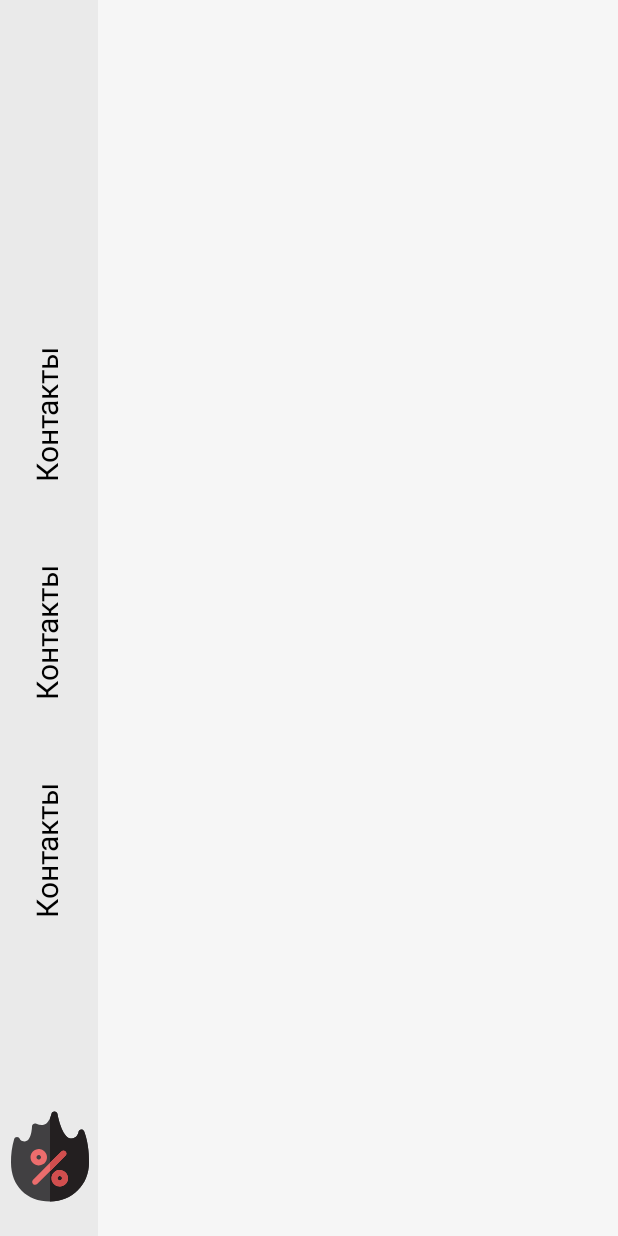
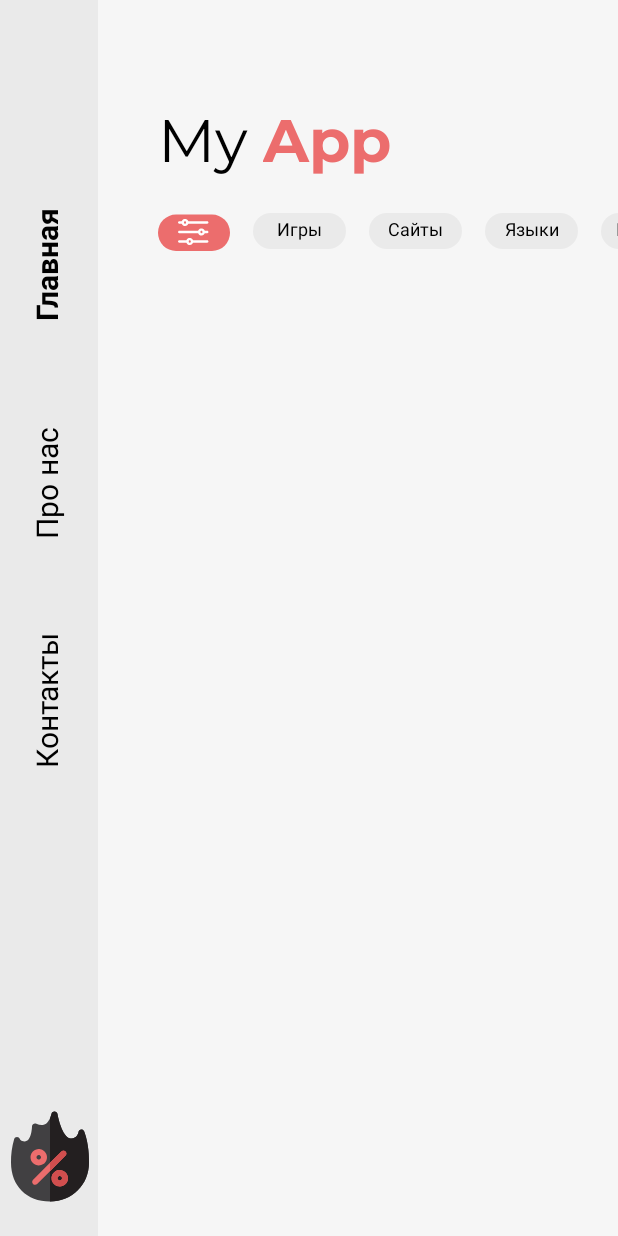
Before and after one commit to byterID/FirstAndroidStudioProject, an Android app: the screen it shows after launch (MainActivity), on a phone screen of 412 x 824 dp. Run offline under Robolectric (Android 15) with nearby library versions, the phone set to English and light mode, and no system bars.

Commit message:
List Done

```diff
--- a/app/src/main/java/com/example/goldproduction/MainActivity.java
+++ b/app/src/main/java/com/example/goldproduction/MainActivity.java
@@ -1,14 +1,46 @@
 package com.example.goldproduction;
 
 import androidx.appcompat.app.AppCompatActivity;
+import androidx.recyclerview.widget.LinearLayoutManager;
+import androidx.recyclerview.widget.RecyclerView;
 
 import android.os.Bundle;
 
+import com.example.goldproduction.adapter.CategoryAdapter;
+import com.example.goldproduction.model.Category;
+
+import java.util.ArrayList;
+import java.util.List;
+
 public class MainActivity extends AppCompatActivity {
+
+    RecyclerView categoryRecycler;
+    CategoryAdapter categoryAdapter;
 
     @Override
     protected void onCreate(Bundle savedInstanceState) {
         super.onCreate(savedInstanceState);
         setContentView(R.layout.activity_main);
+
+        List<Category> categoryList = new ArrayList<>();
+        categoryList.add(new Category(1, "Игры"));
+        categoryList.add(new Category(2, "Сайты"));
+        categoryList.add(new Category(3, "Языки"));
+        categoryList.add(new Category(4, "Прочее"));
+
+        setCategoryRecycler(categoryList);
     }
+
+    private void setCategoryRecycler(List<Category> categoryList) {
+
+        RecyclerView.LayoutManager layoutManager = new LinearLayoutManager(this, RecyclerView.HORIZONTAL, false);
+
+        categoryRecycler = findViewById(R.id.categoryRecycler);
+        categoryRecycler.setLayoutManager(layoutManager);
+
+        categoryAdapter = new CategoryAdapter(this, categoryList);
+        categoryRecycler.setAdapter(categoryAdapter);
+    }
+
+
 }
--- /dev/null
+++ b/app/src/main/java/com/example/goldproduction/adapter/CategoryAdapter.java
@@ -0,0 +1,55 @@
+package com.example.goldproduction.adapter;
+
+import android.content.Context;
+import android.text.Layout;
+import android.view.LayoutInflater;
+import android.view.View;
+import android.view.ViewGroup;
+import android.widget.TextView;
+
+import androidx.annotation.NonNull;
+import androidx.recyclerview.widget.RecyclerView;
+
+import com.example.goldproduction.R;
+import com.example.goldproduction.model.Category;
+
+import java.util.List;
+
+public class CategoryAdapter extends RecyclerView.Adapter<CategoryAdapter.CategoryViewHolder>{
+
+    Context context;
+    List<Category> categories;
+
+    public CategoryAdapter(Context context, List<Category> categories) {
+        this.context = context;
+        this.categories = categories;
+    }
+
+    @NonNull
+    @Override
+    public CategoryViewHolder onCreateViewHolder(@NonNull ViewGroup parent, int viewType) {
+        View categoryItems = LayoutInflater.from(context).inflate(R.layout.category_item, parent, false);
+        return new CategoryViewHolder(categoryItems);
+    }
+
+    @Override
+    public void onBindViewHolder(@NonNull CategoryViewHolder holder, int position) {
+        holder.categoryTitle.setText(categories.get(position).getTitle());
+    }
+
+    @Override
+    public int getItemCount() {
+        return categories.size();
+    }
+
+    public static final class CategoryViewHolder extends RecyclerView.ViewHolder{
+
+        TextView categoryTitle;
+
+        public CategoryViewHolder(@NonNull View itemView) {
+            super(itemView);
+
+            categoryTitle = itemView.findViewById(R.id.categoryTitle);
+        }
+    }
+}
--- /dev/null
+++ b/app/src/main/java/com/example/goldproduction/model/Category.java
@@ -0,0 +1,28 @@
+package com.example.goldproduction.model;
+
+public class Category {
+
+    int id;
+    String title;
+
+    public Category(int id, String title) {
+        this.id = id;
+        this.title = title;
+    }
+
+    public int getId() {
+        return id;
+    }
+
+    public void setId(int id) {
+        this.id = id;
+    }
+
+    public String getTitle() {
+        return title;
+    }
+
+    public void setTitle(String title) {
+        this.title = title;
+    }
+}
--- /dev/null
+++ b/app/src/main/res/drawable/category.xml
@@ -0,0 +1,9 @@
+<vector xmlns:android="http://schemas.android.com/apk/res/android"
+    android:width="62dp"
+    android:height="24dp"
+    android:viewportWidth="62"
+    android:viewportHeight="24">
+  <path
+      android:pathData="M12,0L50,0A12,12 0,0 1,62 12L62,12A12,12 0,0 1,50 24L12,24A12,12 0,0 1,0 12L0,12A12,12 0,0 1,12 0z"
+      android:fillColor="#EAEAEA"/>
+</vector>
--- /dev/null
+++ b/app/src/main/res/drawable/filter.xml
@@ -0,0 +1,40 @@
+<vector xmlns:android="http://schemas.android.com/apk/res/android"
+    android:width="48dp"
+    android:height="25dp"
+    android:viewportWidth="48"
+    android:viewportHeight="25">
+  <path
+      android:pathData="M12,1L36,1A12,12 0,0 1,48 13L48,13A12,12 0,0 1,36 25L12,25A12,12 0,0 1,0 13L0,13A12,12 0,0 1,12 1z"
+      android:fillColor="#EC6D6D"/>
+  <group>
+    <clip-path
+        android:pathData="M11,0h25v25h-25z"/>
+    <path
+        android:pathData="M32.875,7.031H19.594C19.386,7.031 19.188,6.949 19.041,6.802C18.895,6.656 18.813,6.457 18.813,6.25C18.813,6.043 18.895,5.844 19.041,5.698C19.188,5.551 19.386,5.469 19.594,5.469H32.875C33.082,5.469 33.281,5.551 33.427,5.698C33.574,5.844 33.656,6.043 33.656,6.25C33.656,6.457 33.574,6.656 33.427,6.802C33.281,6.949 33.082,7.031 32.875,7.031Z"
+        android:fillColor="#ffffff"/>
+    <path
+        android:pathData="M16.469,7.031H14.125C13.918,7.031 13.719,6.949 13.573,6.802C13.426,6.656 13.344,6.457 13.344,6.25C13.344,6.043 13.426,5.844 13.573,5.698C13.719,5.551 13.918,5.469 14.125,5.469H16.469C16.676,5.469 16.875,5.551 17.021,5.698C17.168,5.844 17.25,6.043 17.25,6.25C17.25,6.457 17.168,6.656 17.021,6.802C16.875,6.949 16.676,7.031 16.469,7.031Z"
+        android:fillColor="#ffffff"/>
+    <path
+        android:pathData="M27.406,13.281H14.125C13.918,13.281 13.719,13.199 13.573,13.052C13.426,12.906 13.344,12.707 13.344,12.5C13.344,12.293 13.426,12.094 13.573,11.948C13.719,11.801 13.918,11.719 14.125,11.719H27.406C27.614,11.719 27.812,11.801 27.959,11.948C28.105,12.094 28.188,12.293 28.188,12.5C28.188,12.707 28.105,12.906 27.959,13.052C27.812,13.199 27.614,13.281 27.406,13.281Z"
+        android:fillColor="#ffffff"/>
+    <path
+        android:pathData="M19.594,19.531H14.125C13.918,19.531 13.719,19.449 13.573,19.302C13.426,19.156 13.344,18.957 13.344,18.75C13.344,18.543 13.426,18.344 13.573,18.198C13.719,18.051 13.918,17.969 14.125,17.969H19.594C19.801,17.969 20,18.051 20.146,18.198C20.293,18.344 20.375,18.543 20.375,18.75C20.375,18.957 20.293,19.156 20.146,19.302C20,19.449 19.801,19.531 19.594,19.531Z"
+        android:fillColor="#ffffff"/>
+    <path
+        android:pathData="M18.031,8.594C17.568,8.594 17.115,8.456 16.729,8.199C16.344,7.941 16.043,7.575 15.866,7.147C15.689,6.719 15.642,6.247 15.733,5.793C15.823,5.338 16.046,4.92 16.374,4.593C16.702,4.265 17.119,4.042 17.574,3.951C18.029,3.861 18.5,3.907 18.928,4.085C19.356,4.262 19.722,4.562 19.98,4.948C20.237,5.333 20.375,5.786 20.375,6.25C20.375,6.872 20.128,7.468 19.688,7.907C19.249,8.347 18.653,8.594 18.031,8.594ZM18.031,5.469C17.877,5.469 17.726,5.515 17.597,5.6C17.469,5.686 17.369,5.808 17.309,5.951C17.25,6.094 17.235,6.251 17.265,6.402C17.295,6.554 17.37,6.693 17.479,6.802C17.588,6.912 17.727,6.986 17.879,7.016C18.03,7.046 18.188,7.031 18.33,6.972C18.473,6.913 18.595,6.813 18.681,6.684C18.767,6.556 18.813,6.405 18.813,6.25C18.813,6.043 18.73,5.844 18.584,5.698C18.437,5.551 18.239,5.469 18.031,5.469Z"
+        android:fillColor="#ffffff"/>
+    <path
+        android:pathData="M28.969,14.844C28.505,14.844 28.052,14.706 27.667,14.449C27.281,14.191 26.981,13.825 26.803,13.397C26.626,12.969 26.58,12.497 26.67,12.043C26.76,11.588 26.984,11.17 27.312,10.843C27.639,10.515 28.057,10.292 28.511,10.201C28.966,10.111 29.437,10.157 29.866,10.335C30.294,10.512 30.66,10.813 30.917,11.198C31.175,11.583 31.313,12.036 31.313,12.5C31.313,13.122 31.066,13.718 30.626,14.157C30.187,14.597 29.59,14.844 28.969,14.844ZM28.969,11.719C28.814,11.719 28.663,11.765 28.535,11.85C28.406,11.936 28.306,12.058 28.247,12.201C28.188,12.344 28.172,12.501 28.202,12.652C28.233,12.804 28.307,12.943 28.416,13.052C28.526,13.162 28.665,13.236 28.816,13.266C28.968,13.296 29.125,13.281 29.268,13.222C29.41,13.163 29.532,13.063 29.618,12.934C29.704,12.806 29.75,12.655 29.75,12.5C29.75,12.293 29.668,12.094 29.521,11.948C29.375,11.801 29.176,11.719 28.969,11.719Z"
+        android:fillColor="#ffffff"/>
+    <path
+        android:pathData="M21.156,21.094C20.693,21.094 20.24,20.956 19.854,20.699C19.469,20.441 19.168,20.075 18.991,19.647C18.813,19.219 18.767,18.747 18.858,18.293C18.948,17.838 19.171,17.42 19.499,17.093C19.827,16.765 20.244,16.542 20.699,16.451C21.154,16.361 21.625,16.407 22.053,16.585C22.481,16.762 22.847,17.063 23.105,17.448C23.362,17.833 23.5,18.287 23.5,18.75C23.5,19.372 23.253,19.968 22.813,20.407C22.374,20.847 21.778,21.094 21.156,21.094ZM21.156,17.969C21.002,17.969 20.851,18.015 20.722,18.1C20.594,18.186 20.494,18.308 20.434,18.451C20.375,18.594 20.36,18.751 20.39,18.902C20.42,19.054 20.495,19.193 20.604,19.302C20.713,19.412 20.852,19.486 21.004,19.516C21.155,19.546 21.313,19.531 21.455,19.472C21.598,19.413 21.72,19.313 21.806,19.184C21.892,19.056 21.938,18.904 21.938,18.75C21.938,18.543 21.855,18.344 21.709,18.198C21.562,18.051 21.364,17.969 21.156,17.969Z"
+        android:fillColor="#ffffff"/>
+    <path
+        android:pathData="M32.875,13.281H30.531C30.324,13.281 30.125,13.199 29.979,13.052C29.832,12.906 29.75,12.707 29.75,12.5C29.75,12.293 29.832,12.094 29.979,11.948C30.125,11.801 30.324,11.719 30.531,11.719H32.875C33.082,11.719 33.281,11.801 33.427,11.948C33.574,12.094 33.656,12.293 33.656,12.5C33.656,12.707 33.574,12.906 33.427,13.052C33.281,13.199 33.082,13.281 32.875,13.281Z"
+        android:fillColor="#ffffff"/>
+    <path
+        android:pathData="M32.875,19.531H22.719C22.511,19.531 22.313,19.449 22.166,19.302C22.02,19.156 21.938,18.957 21.938,18.75C21.938,18.543 22.02,18.344 22.166,18.198C22.313,18.051 22.511,17.969 22.719,17.969H32.875C33.082,17.969 33.281,18.051 33.427,18.198C33.574,18.344 33.656,18.543 33.656,18.75C33.656,18.957 33.574,19.156 33.427,19.302C33.281,19.449 33.082,19.531 32.875,19.531Z"
+        android:fillColor="#ffffff"/>
+  </group>
+</vector>
--- a/app/src/main/res/layout/activity_main.xml
+++ b/app/src/main/res/layout/activity_main.xml
@@ -32,7 +32,7 @@
             android:id="@+id/contacts"
             android:layout_width="100dp"
             android:layout_height="145dp"
-            android:layout_marginBottom="100dp"
+            android:layout_marginBottom="200dp"
             android:fontFamily="@font/montserrat"
             android:gravity="center"
             android:rotation="-90"
@@ -50,7 +50,7 @@
             android:fontFamily="@font/montserrat"
             android:gravity="center"
             android:rotation="-90"
-            android:text="@string/contacts_text"
+            android:text="@string/about_text"
             android:textColor="@color/black"
             android:textSize="20sp"
             app:layout_constraintBottom_toTopOf="@+id/contacts"
@@ -61,10 +61,10 @@
             android:id="@+id/main_scene"
             android:layout_width="100dp"
             android:layout_height="145dp"
-            android:fontFamily="@font/montserrat"
+            android:fontFamily="@font/montserrat_bold"
             android:gravity="center"
             android:rotation="-90"
-            android:text="@string/contacts_text"
+            android:text="@string/main_scene_text"
             android:textColor="@color/black"
             android:textSize="20sp"
             app:layout_constraintBottom_toTopOf="@+id/about"
@@ -72,4 +72,51 @@
             app:layout_constraintStart_toStartOf="parent" />
     </androidx.constraintlayout.widget.ConstraintLayout>
 
+    <TextView
+        android:id="@+id/textView4"
+        android:layout_width="wrap_content"
+        android:layout_height="wrap_content"
+        android:layout_marginStart="40dp"
+        android:layout_marginTop="68dp"
+        android:fontFamily="@font/montserrat"
+        android:text="@string/logo_of_app_1"
+        android:textColor="@color/black"
+        android:textSize="40sp"
+        app:layout_constraintStart_toEndOf="@+id/constraintLayout"
+        app:layout_constraintTop_toTopOf="parent" />
+
+    <TextView
+        android:id="@+id/textView5"
+        android:layout_width="wrap_content"
+        android:layout_height="wrap_content"
+        android:layout_marginStart="10dp"
+        android:layout_marginTop="68dp"
+        android:fontFamily="@font/montserrat_bold"
+        android:text="@string/logo_of_app_2"
+        android:textColor="@color/name_of_app"
+        android:textSize="40sp"
+        app:layout_constraintStart_toEndOf="@+id/textView4"
+        app:layout_constraintTop_toTopOf="parent" />
+
+    <ImageView
+        android:id="@+id/imageView2"
+        android:layout_width="wrap_content"
+        android:layout_height="wrap_content"
+        android:layout_marginStart="40dp"
+        android:contentDescription="@string/sales_icon"
+        android:layout_marginTop="15dp"
+        app:layout_constraintStart_toEndOf="@+id/constraintLayout"
+        app:layout_constraintTop_toBottomOf="@+id/textView4"
+        app:srcCompat="@drawable/filter" />
+
+    <androidx.recyclerview.widget.RecyclerView
+        android:id="@+id/categoryRecycler"
+        android:layout_width="0dp"
+        android:layout_height="0dp"
+        android:layout_marginStart="15dp"
+        app:layout_constraintBottom_toBottomOf="@+id/imageView2"
+        app:layout_constraintEnd_toEndOf="parent"
+        app:layout_constraintStart_toEndOf="@+id/imageView2"
+        app:layout_constraintTop_toTopOf="@+id/imageView2" />
+
 </androidx.constraintlayout.widget.ConstraintLayout>
--- /dev/null
+++ b/app/src/main/res/layout/category_item.xml
@@ -0,0 +1,32 @@
+<?xml version="1.0" encoding="utf-8"?>
+<androidx.constraintlayout.widget.ConstraintLayout xmlns:android="http://schemas.android.com/apk/res/android"
+    xmlns:app="http://schemas.android.com/apk/res-auto"
+    xmlns:tools="http://schemas.android.com/tools"
+    android:layout_width="wrap_content"
+    android:layout_marginEnd="15dp"
+    android:layout_height="wrap_content">
+
+
+    <ImageView
+        android:id="@+id/imageView3"
+        android:layout_width="wrap_content"
+        android:layout_height="wrap_content"
+        android:contentDescription="@string/app_name"
+        app:layout_constraintStart_toStartOf="parent"
+        app:layout_constraintTop_toTopOf="parent"
+        app:srcCompat="@drawable/category"
+        tools:ignore="ImageContrastCheck" />
+
+    <TextView
+        android:id="@+id/categoryTitle"
+        android:layout_width="wrap_content"
+        android:layout_height="wrap_content"
+        android:fontFamily="@font/montserrat"
+        android:text="Игры"
+        android:textColor="@color/black"
+        android:textSize="12sp"
+        app:layout_constraintBottom_toBottomOf="@+id/imageView3"
+        app:layout_constraintEnd_toEndOf="@+id/imageView3"
+        app:layout_constraintStart_toStartOf="@+id/imageView3"
+        app:layout_constraintTop_toTopOf="@+id/imageView3" />
+</androidx.constraintlayout.widget.ConstraintLayout>
--- a/app/src/main/res/values/colors.xml
+++ b/app/src/main/res/values/colors.xml
@@ -9,4 +9,5 @@
     <color name="white">#FFFFFFFF</color>
     <color name="mainBgColor">#F6F6F6</color>
     <color name="asideBgColor">#EAEAEA</color>
+    <color name="name_of_app">#EC6D6D</color>
 </resources>
--- a/app/src/main/res/values/strings.xml
+++ b/app/src/main/res/values/strings.xml
@@ -4,4 +4,6 @@
     <string name="contacts_text">Контакты</string>
     <string name="about_text">Про нас</string>
     <string name="main_scene_text">Главная</string>
+    <string name="logo_of_app_1">My</string>
+    <string name="logo_of_app_2">App</string>
 </resources>
```
